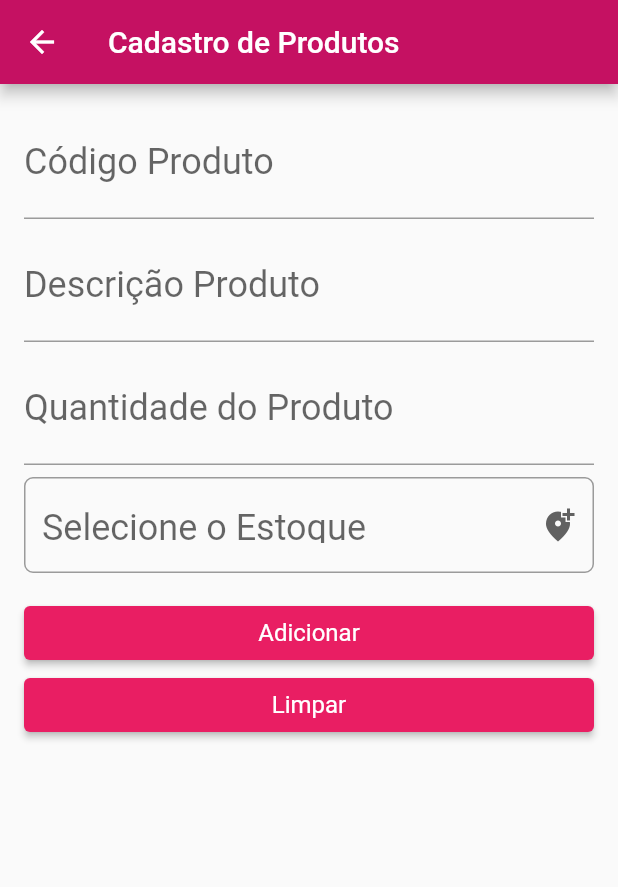
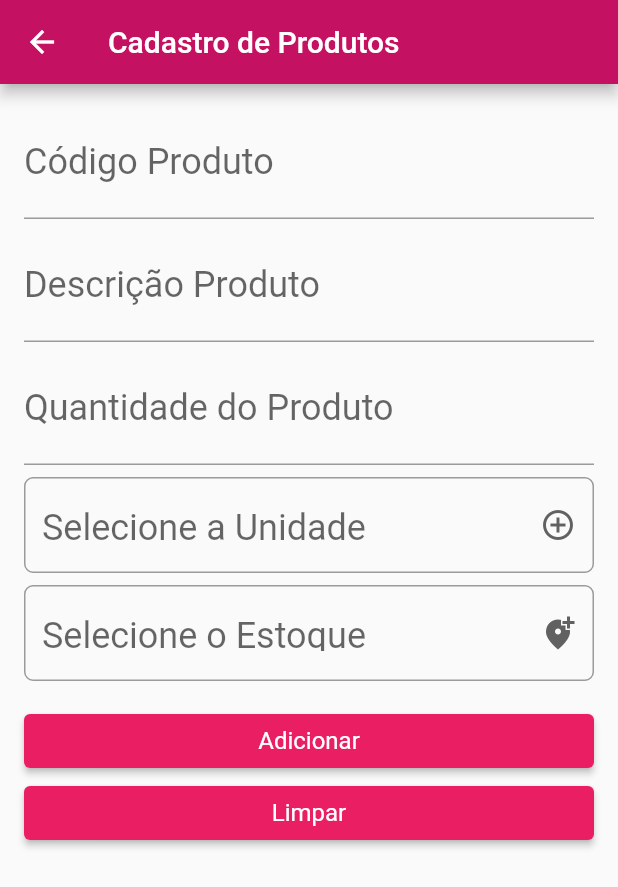
Before and after one commit to Gabriel-Campos-Marques/cad_produto2, a Flutter app: the cadastro_produto screen opened directly, after a tap on "Adicionar", on a phone screen of 412 x 824 dp. Shown: the top 887 px of the screen. Run offline on Flutter 3.47's test engine with Material 2 defaults, Android fonts, the phone set to English and light mode, and no system bars.

Commit message:
Finalizado com a adição da opção unidade de medida

```diff
--- a/lib/modelos/classe.dart
+++ b/lib/modelos/classe.dart
@@ -5,12 +5,13 @@ class Produto {
   final String desc_Produto;
   final int qdt_Produto;
   final String? local_Produto;
+  final String? unidade_Medida;
 
   Produto(this.cod_Produto, this.desc_Produto, this.qdt_Produto,
-      this.local_Produto);
+      this.local_Produto, this.unidade_Medida);
 
   @override
   String toString() {
-    return 'Produto{cod_Produto: $cod_Produto, desc_Produto: $desc_Produto, qdt_Produto: $qdt_Produto, local_Produto: $local_Produto}';
+    return 'Produto{cod_Produto: $cod_Produto, desc_Produto: $desc_Produto, qdt_Produto: $qdt_Produto, local_Produto: $local_Produto, unidade_Medida: $unidade_Medida}';
   }
 }
--- a/lib/telas/cadastro_produto.dart
+++ b/lib/telas/cadastro_produto.dart
@@ -21,18 +21,23 @@ class cadastro_produtoState extends State<cadastro_produto> {
     'Industrial',
     'Em poder de Terceiros'
   ];
+  List<String> unidades_Medida = [
+    'kg',
+    'Unid.',
+    'pc',
+  ];
 
   final TextEditingController _codigo_produto = TextEditingController();
   final TextEditingController _descricao_produto = TextEditingController();
   final TextEditingController _quantida_produto = TextEditingController();
 
   String? local_produto;
+  String? unidade_Produto;
 
   void limpaCampos() {
     _codigo_produto.clear();
     _descricao_produto.clear();
     _quantida_produto.clear();
-    local_produto = null;
   }
 
   @override
@@ -92,6 +97,35 @@ class cadastro_produtoState extends State<cadastro_produto> {
                   ),
                   items: [
                     DropdownMenuItem(
+                        child: Text(unidades_Medida[0]), value: unidades_Medida[0]),
+                    DropdownMenuItem(
+                        child: Text(unidades_Medida[1]), value: unidades_Medida[1]),
+                    DropdownMenuItem(
+                        child: Text(unidades_Medida[2]), value: localizacoes[2]),
+                    ],
+                  onChanged: (value) => setState(() {
+                    unidade_Produto = value;
+                  }),
+                  hint: const Text('Selecione a Unidade'),
+                  style: const TextStyle(
+                    fontSize: 24.0,
+                    color: Colors.black,
+                  ),
+                  icon: const Icon(Icons.add_circle_outline_sharp),
+                ),
+              ),
+            ),Padding(
+              padding: const EdgeInsets.only(top: 8.0),
+              child: SizedBox(
+                width: double.maxFinite,
+                child: DropdownButtonFormField<String>(
+                  decoration: InputDecoration(
+                    border: OutlineInputBorder(
+                      borderRadius: BorderRadius.circular(6),
+                    ),
+                  ),
+                  items: [
+                    DropdownMenuItem(
                         child: Text(localizacoes[0]), value: localizacoes[0]),
                     DropdownMenuItem(
                         child: Text(localizacoes[1]), value: localizacoes[1]),
@@ -123,8 +157,9 @@ class cadastro_produtoState extends State<cadastro_produto> {
                     final int? qtdProduto =
                         int.tryParse(_quantida_produto.text);
                     final String localProduto = local_produto.toString();
+                    final String unidMedida = unidade_Produto.toString();
                     final Produto novoProduto = Produto(
-                        codProduto, descProduto, qtdProduto!, localProduto);
+                        codProduto, descProduto, qtdProduto!, localProduto, unidMedida);
                     Navigator.pop(context, novoProduto);
                   },
                   style: ElevatedButton.styleFrom(
```
